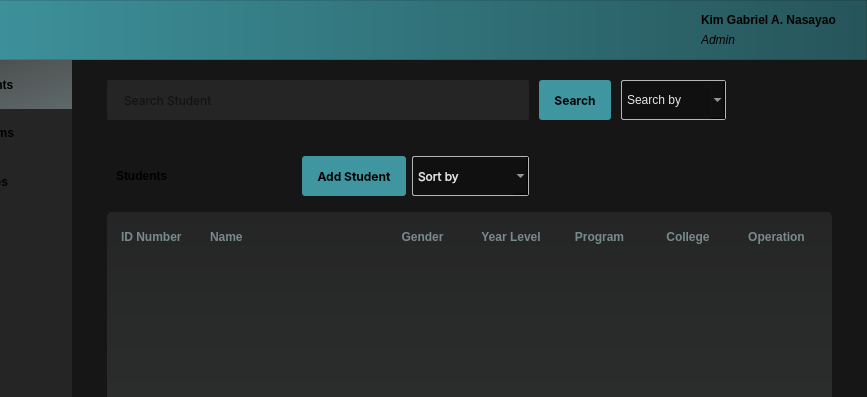
Qt form src/gui/ui/studentMainWindow.ui (gabnash05/CCC151-SSIS) before a commit; both pictures show x 87 to 954 and y 0 to 397 of the 954 by 715 pixel window.
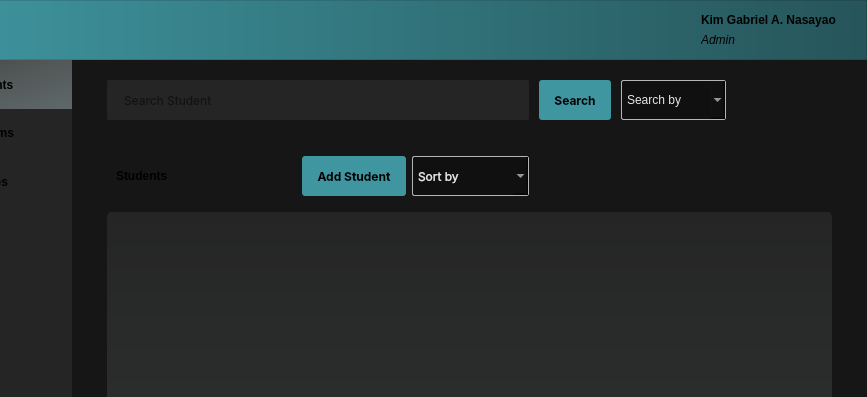
The same form after that commit. Icons and pictures are not drawn.

Commit message: feat: Add StudentTable.py to MainWindow using dynamic ui generation

The edit to the form file:
```diff
--- a/src/gui/ui/studentMainWindow.ui
+++ b/src/gui/ui/studentMainWindow.ui
@@ -907,7 +907,7 @@
             <property name="frameShadow">
              <enum>QFrame::Shadow::Raised</enum>
             </property>
-            <layout class="QVBoxLayout" name="verticalLayout_4" stretch="1,1,9">
+            <layout class="QVBoxLayout" name="verticalLayout_4" stretch="0,0">
              <property name="spacing">
               <number>0</number>
              </property>
@@ -918,215 +918,35 @@
               <number>0</number>
              </property>
              <item>
-              <widget class="QFrame" name="tableHeaderFrame">
+              <widget class="Line" name="line">
                <property name="minimumSize">
                 <size>
                  <width>0</width>
-                 <height>50</height>
+                 <height>0</height>
                 </size>
                </property>
                <property name="maximumSize">
                 <size>
                  <width>16777215</width>
-                 <height>70</height>
+                 <height>1</height>
                 </size>
                </property>
+               <property name="styleSheet">
+                <string notr="true"/>
+               </property>
+               <property name="orientation">
+                <enum>Qt::Orientation::Horizontal</enum>
+               </property>
+              </widget>
+             </item>
+             <item>
+              <widget class="QFrame" name="frame">
                <property name="frameShape">
                 <enum>QFrame::Shape::StyledPanel</enum>
                </property>
                <property name="frameShadow">
                 <enum>QFrame::Shadow::Raised</enum>
                </property>
-               <layout class="QHBoxLayout" name="horizontalLayout_2" stretch="1,2,1,1,1,1,1">
-                <property name="leftMargin">
-                 <number>5</number>
-                </property>
-                <property name="topMargin">
-                 <number>0</number>
-                </property>
-                <property name="rightMargin">
-                 <number>5</number>
-                </property>
-                <property name="bottomMargin">
-                 <number>0</number>
-                </property>
-                <item>
-                 <widget class="QLabel" name="idNumberLabel">
-                  <property name="text">
-                   <string>ID Number</string>
-                  </property>
-                 </widget>
-                </item>
-                <item>
-                 <widget class="QLabel" name="nameLabel">
-                  <property name="text">
-                   <string>Name</string>
-                  </property>
-                 </widget>
-                </item>
-                <item>
-                 <widget class="QLabel" name="genderLabel">
-                  <property name="text">
-                   <string>Gender</string>
-                  </property>
-                  <property name="alignment">
-                   <set>Qt::AlignmentFlag::AlignCenter</set>
-                  </property>
-                 </widget>
-                </item>
-                <item>
-                 <widget class="QLabel" name="yearLevelLabel">
-                  <property name="text">
-                   <string>Year Level</string>
-                  </property>
-                  <property name="alignment">
-                   <set>Qt::AlignmentFlag::AlignCenter</set>
-                  </property>
-                 </widget>
-                </item>
-                <item>
-                 <widget class="QLabel" name="programLabel">
-                  <property name="text">
-                   <string>Program</string>
-                  </property>
-                  <property name="alignment">
-                   <set>Qt::AlignmentFlag::AlignCenter</set>
-                  </property>
-                 </widget>
-                </item>
-                <item>
-                 <widget class="QLabel" name="collegeLabel">
-                  <property name="text">
-                   <string>College</string>
-                  </property>
-                  <property name="alignment">
-                   <set>Qt::AlignmentFlag::AlignCenter</set>
-                  </property>
-                 </widget>
-                </item>
-                <item>
-                 <widget class="QLabel" name="operationLabel">
-                  <property name="text">
-                   <string>Operation</string>
-                  </property>
-                  <property name="alignment">
-                   <set>Qt::AlignmentFlag::AlignCenter</set>
-                  </property>
-                 </widget>
-                </item>
-               </layout>
-              </widget>
-             </item>
-             <item>
-              <widget class="Line" name="line">
-               <property name="minimumSize">
-                <size>
-                 <width>0</width>
-                 <height>0</height>
-                </size>
-               </property>
-               <property name="maximumSize">
-                <size>
-                 <width>16777215</width>
-                 <height>1</height>
-                </size>
-               </property>
-               <property name="styleSheet">
-                <string notr="true"/>
-               </property>
-               <property name="orientation">
-                <enum>Qt::Orientation::Horizontal</enum>
-               </property>
-              </widget>
-             </item>
-             <item>
-              <widget class="QScrollArea" name="scrollArea">
-               <property name="sizePolicy">
-                <sizepolicy hsizetype="Expanding" vsizetype="Expanding">
-                 <horstretch>0</horstretch>
-                 <verstretch>0</verstretch>
-                </sizepolicy>
-               </property>
-               <property name="autoFillBackground">
-                <bool>false</bool>
-               </property>
-               <property name="styleSheet">
-                <string notr="true">background: transparent;</string>
-               </property>
-               <property name="widgetResizable">
-                <bool>true</bool>
-               </property>
-               <widget class="QWidget" name="dataTableWidgetContents">
-                <property name="geometry">
-                 <rect>
-                  <x>0</x>
-                  <y>0</y>
-                  <width>674</width>
-                  <height>402</height>
-                 </rect>
-                </property>
-                <property name="maximumSize">
-                 <size>
-                  <width>16777215</width>
-                  <height>16777215</height>
-                 </size>
-                </property>
-                <property name="styleSheet">
-                 <string notr="true"/>
-                </property>
-                <layout class="QGridLayout" name="gridLayout">
-                 <property name="leftMargin">
-                  <number>0</number>
-                 </property>
-                 <property name="topMargin">
-                  <number>0</number>
-                 </property>
-                 <property name="rightMargin">
-                  <number>0</number>
-                 </property>
-                 <property name="bottomMargin">
-                  <number>0</number>
-                 </property>
-                 <property name="spacing">
-                  <number>0</number>
-                 </property>
-                 <item row="0" column="0">
-                  <widget class="QFrame" name="dataTableFrame">
-                   <property name="frameShape">
-                    <enum>QFrame::Shape::StyledPanel</enum>
-                   </property>
-                   <property name="frameShadow">
-                    <enum>QFrame::Shadow::Raised</enum>
-                   </property>
-                   <layout class="QVBoxLayout" name="verticalLayout_5">
-                    <property name="leftMargin">
-                     <number>0</number>
-                    </property>
-                    <property name="topMargin">
-                     <number>11</number>
-                    </property>
-                    <property name="rightMargin">
-                     <number>0</number>
-                    </property>
-                    <property name="bottomMargin">
-                     <number>11</number>
-                    </property>
-                    <item>
-                     <widget class="QFrame" name="rowFrame2">
-                      <property name="frameShape">
-                       <enum>QFrame::Shape::StyledPanel</enum>
-                      </property>
-                      <property name="frameShadow">
-                       <enum>QFrame::Shadow::Raised</enum>
-                      </property>
-                      <layout class="QVBoxLayout" name="verticalLayout_7"/>
-                     </widget>
-                    </item>
-                   </layout>
-                  </widget>
-                 </item>
-                </layout>
-               </widget>
               </widget>
              </item>
             </layout>
```
Left out of the diff: 2 changed lines with no effect on the pictures. The commit also changes 8 other files.
